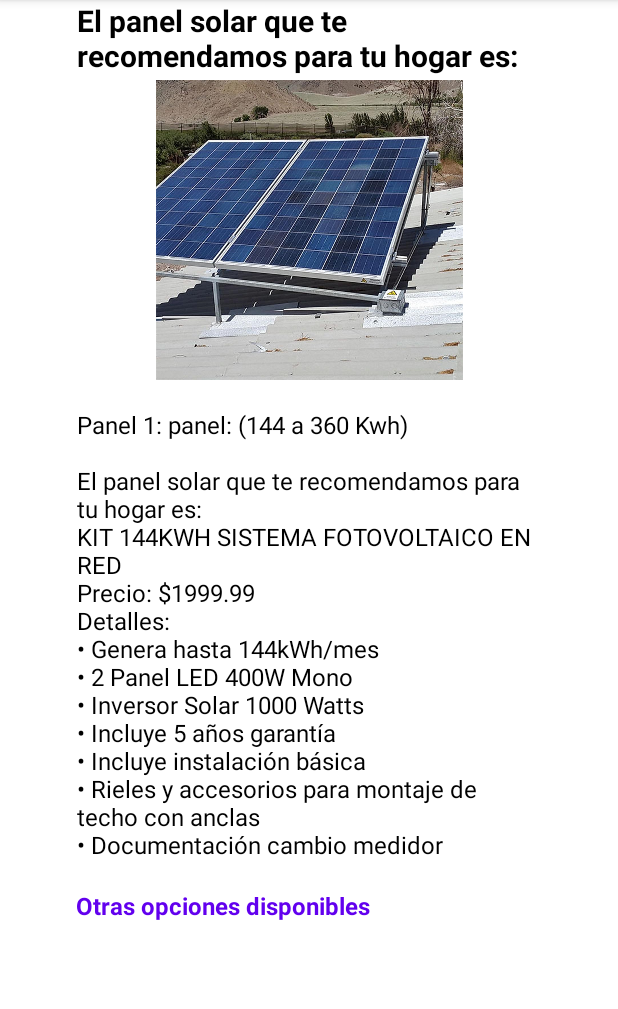
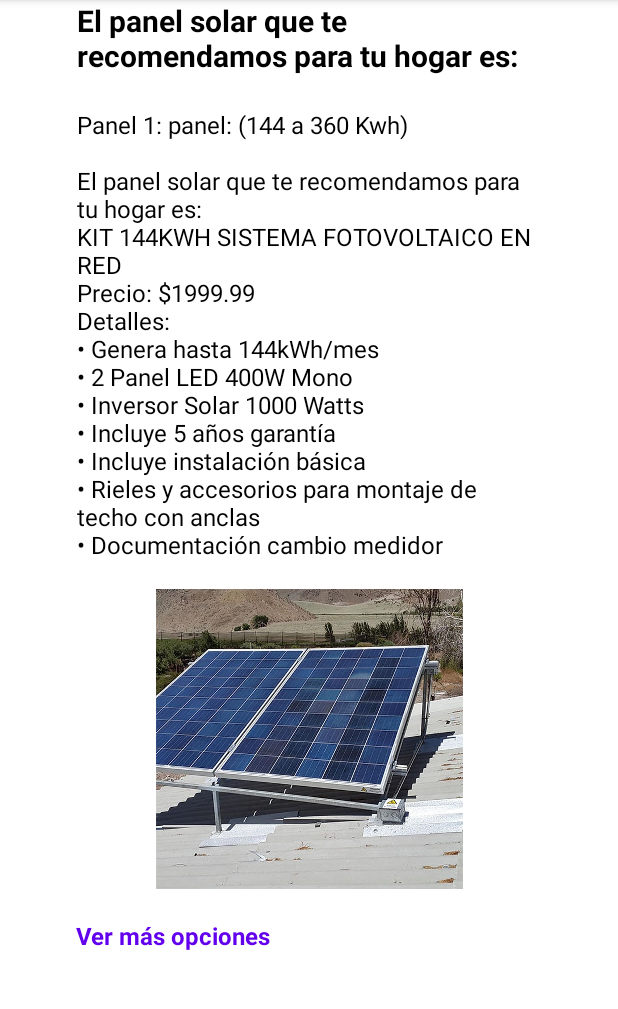
Before and after one commit to Jefferson545/proyectote, an Android app: the Activity_calc_panels screen opened directly, with no data from a screen before it, on a phone screen of 412 x 824 dp, the part 84-1093 px from its top. Run offline under Robolectric (Android 15) with nearby library versions, the phone set to English and light mode, and no system bars; 6 statements that could not run were skipped.

```diff
--- a/app/src/main/res/layout/activity_calc_panels.xml
+++ b/app/src/main/res/layout/activity_calc_panels.xml
@@ -21,7 +21,7 @@
             android:layout_height="200dp"
             app:layout_constraintEnd_toEndOf="parent"
             app:layout_constraintStart_toStartOf="parent"
-            app:layout_constraintTop_toBottomOf="@+id/segundoPanel"
+            app:layout_constraintTop_toBottomOf="@+id/tercerPanel"
             tools:srcCompat="@tools:sample/avatars" />
 
         <TextView
@@ -42,7 +42,7 @@
             android:layout_height="200dp"
             app:layout_constraintEnd_toEndOf="parent"
             app:layout_constraintStart_toStartOf="parent"
-            app:layout_constraintTop_toBottomOf="@+id/textView"
+            app:layout_constraintTop_toBottomOf="@+id/primerPanel"
             tools:srcCompat="@tools:sample/avatars" />
 
         <TextView
@@ -56,20 +56,20 @@
             android:textSize="16sp"
             app:layout_constraintEnd_toEndOf="parent"
             app:layout_constraintStart_toStartOf="parent"
-            app:layout_constraintTop_toBottomOf="@+id/imgpanel1" />
+            app:layout_constraintTop_toBottomOf="@+id/textView" />
 
         <TextView
             android:id="@+id/textViewVerMas"
             android:layout_width="311dp"
             android:layout_height="48dp"
-            android:text="Otras opciones disponibles"
+            android:layout_marginTop="20dp"
+            android:text="Ver más opciones"
             android:textColor="#FF6200EE"
-
             android:textSize="16sp"
             android:textStyle="bold"
             app:layout_constraintEnd_toEndOf="parent"
             app:layout_constraintStart_toStartOf="parent"
-            app:layout_constraintTop_toBottomOf="@+id/primerPanel" />
+            app:layout_constraintTop_toBottomOf="@+id/imgpanel1" />
 
         <TextView
             android:id="@+id/segundoPanel"
@@ -80,7 +80,7 @@
             android:textColor="@color/black"
             app:layout_constraintEnd_toEndOf="parent"
             app:layout_constraintStart_toStartOf="parent"
-            app:layout_constraintTop_toBottomOf="@+id/imgpanel2" />
+            app:layout_constraintTop_toBottomOf="@+id/textViewVerMas" />
 
         <TextView
             android:id="@+id/cuartoPanel"
@@ -91,7 +91,7 @@
             android:textColor="@color/black"
             app:layout_constraintEnd_toEndOf="parent"
             app:layout_constraintStart_toStartOf="parent"
-            app:layout_constraintTop_toBottomOf="@+id/imgpanel4" />
+            app:layout_constraintTop_toBottomOf="@+id/imgpanel3" />
 
         <TextView
             android:id="@+id/tercerPanel"
@@ -102,7 +102,7 @@
             android:textColor="@color/black"
             app:layout_constraintEnd_toEndOf="parent"
             app:layout_constraintStart_toStartOf="parent"
-            app:layout_constraintTop_toBottomOf="@+id/imgpanel3" />
+            app:layout_constraintTop_toBottomOf="@+id/imgpanel2" />
 
         <ImageView
             android:id="@+id/imgpanel2"
@@ -110,7 +110,7 @@
             android:layout_height="200dp"
             app:layout_constraintEnd_toEndOf="parent"
             app:layout_constraintStart_toStartOf="parent"
-            app:layout_constraintTop_toBottomOf="@+id/textViewVerMas"
+            app:layout_constraintTop_toBottomOf="@+id/segundoPanel"
             tools:srcCompat="@tools:sample/avatars" />
 
         <TextView
@@ -122,7 +122,7 @@
             android:textColor="@color/black"
             app:layout_constraintEnd_toEndOf="parent"
             app:layout_constraintStart_toStartOf="parent"
-            app:layout_constraintTop_toBottomOf="@+id/imgpanel5" />
+            app:layout_constraintTop_toBottomOf="@+id/imgpanel4" />
 
         <ImageView
             android:id="@+id/imgpanel4"
@@ -130,7 +130,7 @@
             android:layout_height="200dp"
             app:layout_constraintEnd_toEndOf="parent"
             app:layout_constraintStart_toStartOf="parent"
-            app:layout_constraintTop_toBottomOf="@+id/tercerPanel"
+            app:layout_constraintTop_toBottomOf="@+id/cuartoPanel"
             tools:srcCompat="@tools:sample/avatars" />
 
         <ImageView
@@ -139,7 +139,7 @@
             android:layout_height="200dp"
             app:layout_constraintEnd_toEndOf="parent"
             app:layout_constraintStart_toStartOf="parent"
-            app:layout_constraintTop_toBottomOf="@+id/cuartoPanel"
+            app:layout_constraintTop_toBottomOf="@+id/quintoPanel"
             tools:srcCompat="@tools:sample/avatars" />
 
 
```
Also changed, not shown: app/src/main/java/com/example/proyectocasifull/Activity_calc_panels.java (+5 -4 lines).
